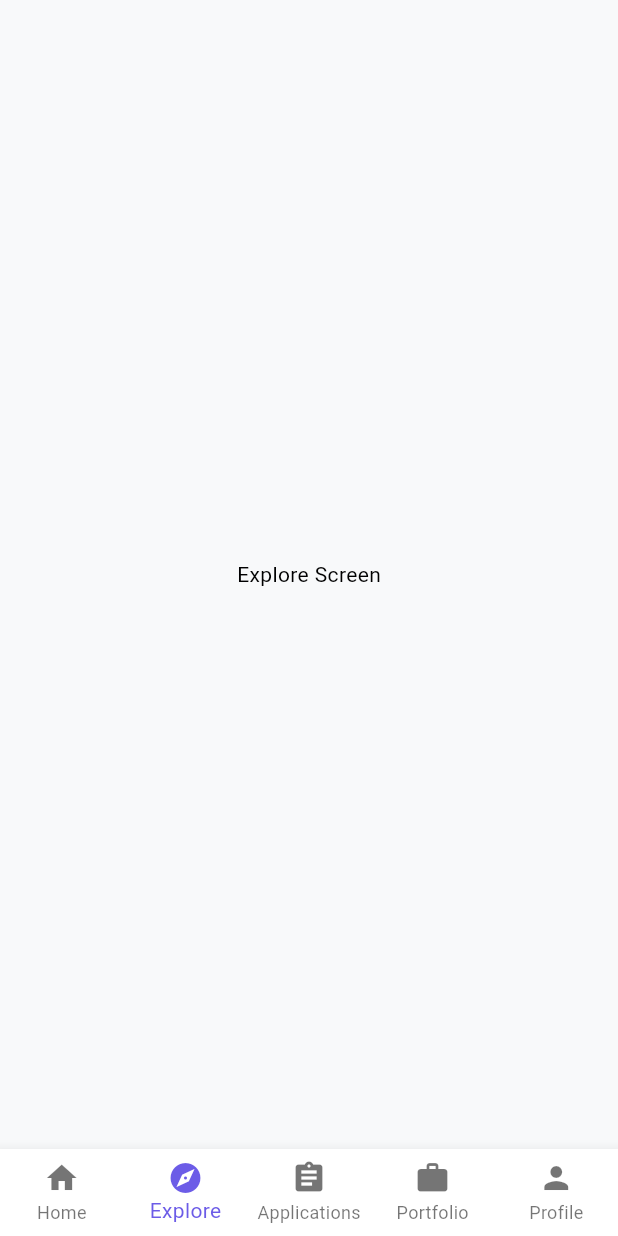
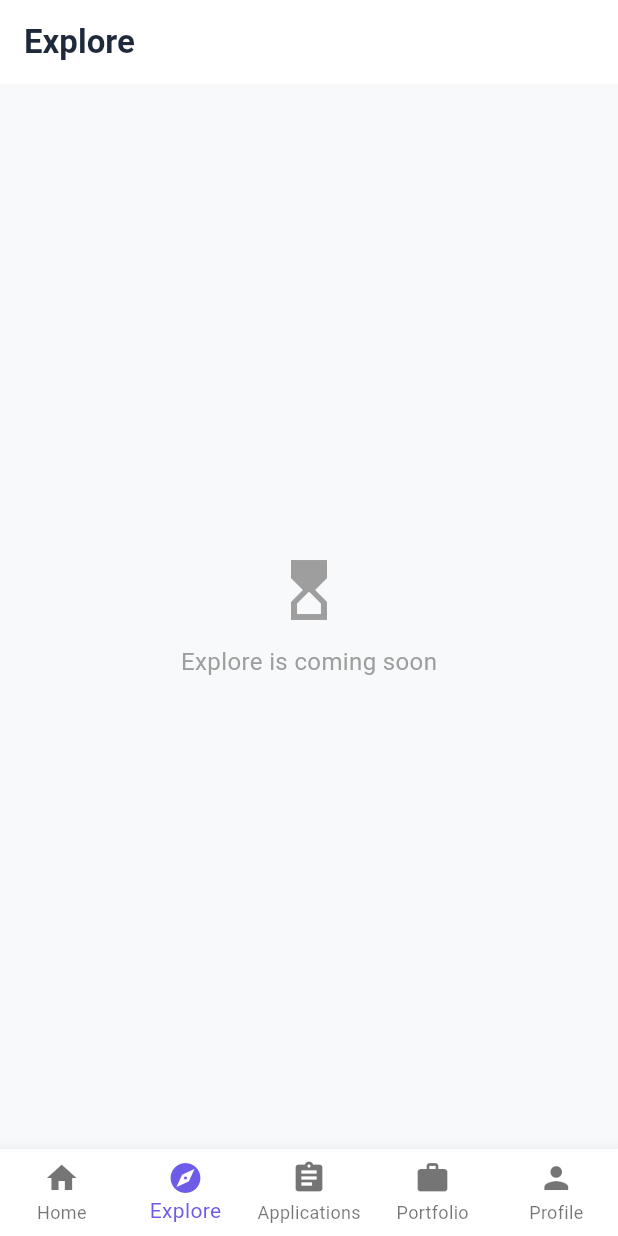
Before and after one commit to maida-sahar/Skillora, a Flutter app: the AppShell screen opened directly, item 2 of the bottom bar chosen, on a phone screen of 412 x 824 dp. Run offline on Flutter 3.47's test engine with Material 3 defaults, Android fonts, the phone set to English and light mode, and no system bars; our stand-ins replace cloud_firestore, file_picker, firebase_auth, firebase_core, flutter_dotenv, google_generative_ai and 3 more; accounts and stored records are empty.

Commit message:
member 1 remamining work

```diff
--- a/lib/config/routes/user_routes.dart
+++ b/lib/config/routes/user_routes.dart
@@ -1,14 +1,15 @@
-import 'skill_assessment_screen.dart';
 import 'package:flutter/material.dart';
 import 'route_names.dart';
 import '../../features/auth/presentation/screens/auth_gate.dart';
 import '../../features/auth/presentation/screens/login_screen.dart';
 import '../../features/auth/presentation/screens/signup_screen.dart';
 import '../../features/auth/presentation/screens/forgot_password_screen.dart';
-import '../../features/auth/presentation/screens/home_screen.dart';
 import '../../features/profile/presentation/screens/profile_screen.dart';
 import '../../features/portfolio/presentation/screens/portfolio_screen.dart';
 import '../../features/documents/presentation/screens/documents_screen.dart';
+import '../../screens/app_shell.dart';
+import '../../screens/onboarding_screen.dart';
+import '../../screens/skill_assessment_screen.dart';
 
 /// Builder for user feature routes
 class UserRoutes {
@@ -17,9 +18,11 @@ class UserRoutes {
         RouteNames.login: (context) => const LoginScreen(),
         RouteNames.register: (context) => const SignupScreen(),
         RouteNames.forgotPassword: (context) => const ForgotPasswordScreen(),
-        RouteNames.home: (context) => const HomeScreen(),
+        RouteNames.onboarding: (context) => const OnboardingScreen(),
+        RouteNames.home: (context) => const AppShell(),
         RouteNames.profile: (context) => const ProfileScreen(),
         RouteNames.portfolio: (context) => const PortfolioScreen(),
         RouteNames.documents: (context) => const DocumentsScreen(),
+        RouteNames.skillAssessment: (context) => const SkillAssessmentScreen(),
       };
 }
--- a/lib/features/auth/presentation/screens/auth_gate.dart
+++ b/lib/features/auth/presentation/screens/auth_gate.dart
@@ -2,7 +2,7 @@ import 'package:flutter/material.dart';
 import 'package:provider/provider.dart';
 import '../providers/auth_provider.dart';
 import 'login_screen.dart';
-import 'home_screen.dart';
+import '../../../../screens/app_shell.dart';
 import '../../../../admin/admin_dashboard/presentation/screens/admin_dashboard_screen.dart';
 
 class AuthGate extends StatelessWidget {
@@ -35,7 +35,7 @@ class AuthGate extends StatelessWidget {
           if (role == 'admin') {
             return const AdminDashboardScreen();
           }
-          return const HomeScreen();
+          return const AppShell();
         }
 
         return const LoginScreen();
--- a/lib/features/auth/presentation/screens/home_screen.dart
+++ b/lib/features/auth/presentation/screens/home_screen.dart
@@ -2,6 +2,7 @@ import 'package:flutter/material.dart';
 import 'package:provider/provider.dart';
 import '../providers/auth_provider.dart';
 import '../../../profile/presentation/screens/profile_screen.dart';
+import '../../../../config/routes/route_names.dart';
 
 class HomeScreen extends StatelessWidget {
   const HomeScreen({super.key});
@@ -107,6 +108,20 @@ class HomeScreen extends StatelessWidget {
                   ),
                 ),
               ),
+              const SizedBox(height: 20),
+              SizedBox(
+                width: double.infinity,
+                child: ElevatedButton.icon(
+                  onPressed: () {
+                    Navigator.of(context).pushNamed(RouteNames.skillAssessment);
+                  },
+                  icon: const Icon(Icons.smart_toy),
+                  label: const Text('Start AI Skill Assessment'),
+                  style: ElevatedButton.styleFrom(
+                    padding: const EdgeInsets.symmetric(vertical: 14),
+                  ),
+                ),
+              ),
               const SizedBox(height: 32),
               const Text(
                 'Skillora Career Dashboard',
--- a/lib/screens/app_shell.dart
+++ b/lib/screens/app_shell.dart
@@ -1,6 +1,11 @@
 import 'package:flutter/material.dart';
-import '../config/routes/route_names.dart'; // Route names ko import kar liya
+import '../features/auth/presentation/screens/home_screen.dart';
+import '../features/portfolio/presentation/screens/portfolio_screen.dart';
+import '../features/profile/presentation/screens/profile_screen.dart';
 
+/// Main post-login shell for students: bottom-nav tabs wrapping the real,
+/// working feature screens. Explore & Applications show a "coming soon"
+/// placeholder until those features are built (Phase 2/3 of the plan).
 class AppShell extends StatefulWidget {
   const AppShell({super.key});
 
@@ -11,38 +16,18 @@ class AppShell extends StatefulWidget {
 class _AppShellState extends State<AppShell> {
   int _currentIndex = 0;
 
+  static const List<Widget> _screens = [
+    HomeScreen(),
+    _ComingSoonScreen(title: 'Explore'),
+    _ComingSoonScreen(title: 'Applications'),
+    PortfolioScreen(),
+    ProfileScreen(),
+  ];
+
   @override
   Widget build(BuildContext context) {
-    final List<Widget> screens = [
-      // 1. Home Screen (Yahan aapka AI button laga hua hai)
-      Center(
-        child: Column(
-          mainAxisAlignment: MainAxisAlignment.center,
-          children: [
-            const Text('Welcome to Skillora Home', style: TextStyle(fontSize: 22, fontWeight: FontWeight.bold)),
-            const SizedBox(height: 30),
-            ElevatedButton.icon(
-              onPressed: () {
-                // Ab yeh directly named route ke zariye assessment screen par le jayega
-                Navigator.pushNamed(context, RouteNames.skillAssessment);
-              },
-              icon: const Icon(Icons.smart_toy),
-              label: const Text('Start AI Skill Assessment'),
-              style: ElevatedButton.styleFrom(
-                padding: const EdgeInsets.symmetric(horizontal: 20, vertical: 12),
-              ),
-            ),
-          ],
-        ),
-      ),
-      const Center(child: Text('Explore Screen')),
-      const Center(child: Text('Applications Screen')),
-      const Center(child: Text('Portfolio Screen')),
-      const Center(child: Text('Profile Screen')),
-    ];
-
     return Scaffold(
-      body: screens[_currentIndex],
+      body: IndexedStack(index: _currentIndex, children: _screens),
       bottomNavigationBar: BottomNavigationBar(
         currentIndex: _currentIndex,
         onTap: (index) => setState(() => _currentIndex = index),
@@ -58,3 +43,28 @@ class _AppShellState extends State<AppShell> {
     );
   }
 }
+
+class _ComingSoonScreen extends StatelessWidget {
+  final String title;
+  const _ComingSoonScreen({required this.title});
+
+  @override
+  Widget build(BuildContext context) {
+    return Scaffold(
+      appBar: AppBar(title: Text(title)),
+      body: Center(
+        child: Column(
+          mainAxisAlignment: MainAxisAlignment.center,
+          children: [
+            const Icon(Icons.hourglass_top, size: 48, color: Colors.grey),
+            const SizedBox(height: 12),
+            Text(
+              '$title is coming soon',
+              style: const TextStyle(color: Colors.grey, fontSize: 16),
+            ),
+          ],
+        ),
+      ),
+    );
+  }
+}
--- a/lib/screens/onboarding_screen.dart
+++ b/lib/screens/onboarding_screen.dart
@@ -1,4 +1,5 @@
 import 'package:flutter/material.dart';
+import '../config/routes/route_names.dart';
 
 class OnboardingScreen extends StatelessWidget {
   const OnboardingScreen({super.key});
@@ -29,7 +30,9 @@ class OnboardingScreen extends StatelessWidget {
               ),
               const Spacer(),
               ElevatedButton(
-                onPressed: () {},
+                onPressed: () {
+                  Navigator.of(context).pushReplacementNamed(RouteNames.login);
+                },
                 style: ElevatedButton.styleFrom(
                   minimumSize: const Size(double.infinity, 50),
                 ),
--- a/lib/screens/skill_assessment_screen.dart
+++ b/lib/screens/skill_assessment_screen.dart
@@ -2,7 +2,7 @@ import 'package:flutter/material.dart';
 import '../services/gemini_service.dart';
 
 class SkillAssessmentScreen extends StatefulWidget {
-  const SkillAssessmentScreen({Key? key}) : super(key: key);
+  const SkillAssessmentScreen({super.key});
 
   @override
   State<SkillAssessmentScreen> createState() => _SkillAssessmentScreenState();
```
Also changed, not shown: pubspec.lock.
